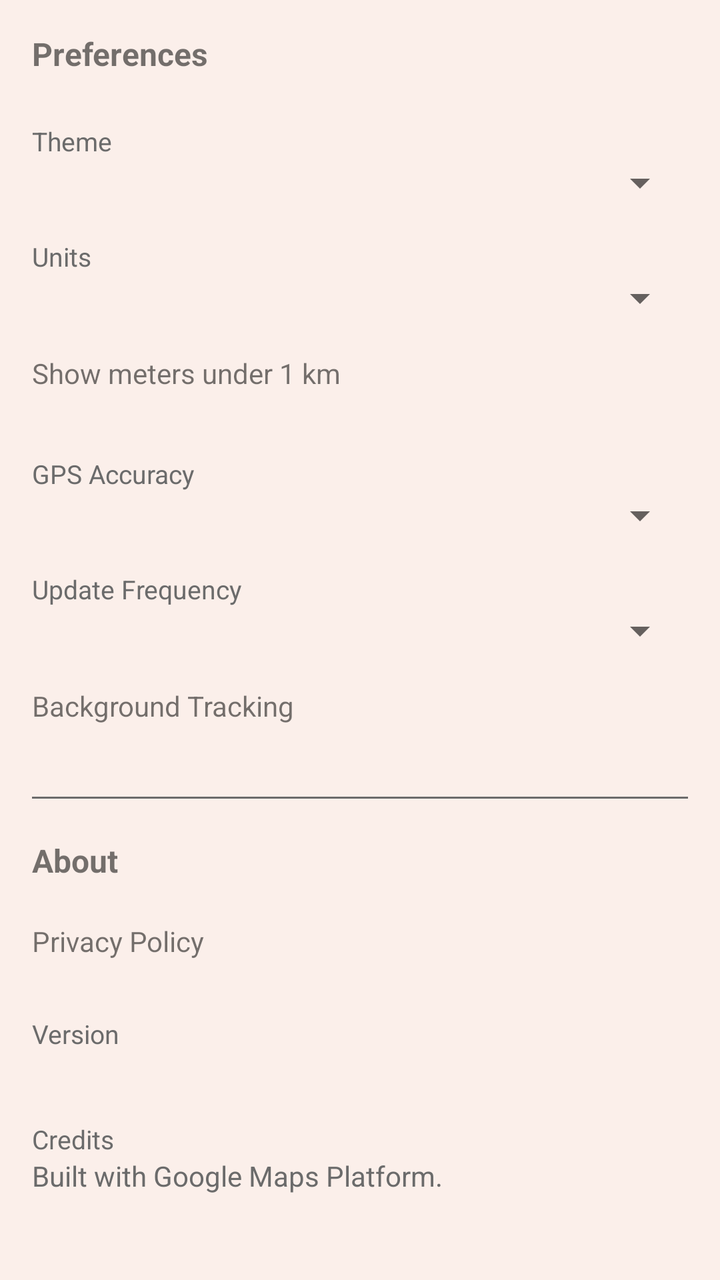
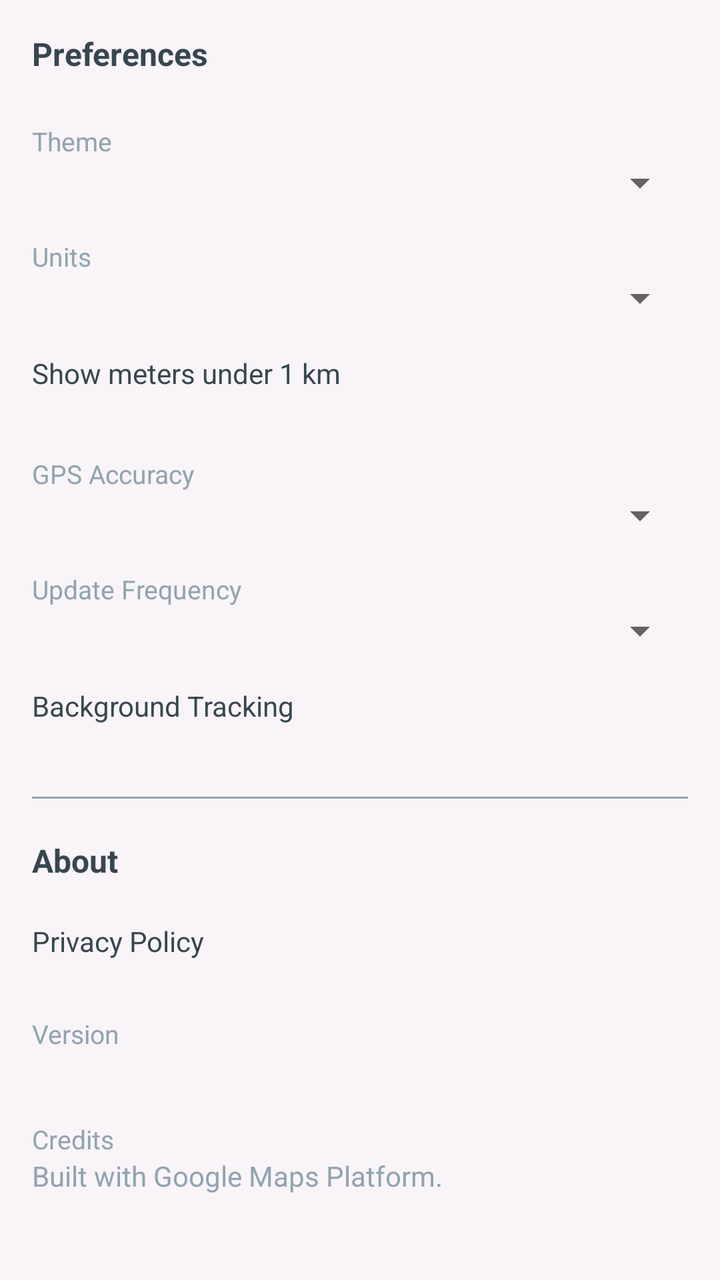

The first picture is an Android layout as it rendered before a commit; the second is the same layout after the commit. The layout source and the unified diff follow.
<!-- AndroidManifest.xml: application theme Theme.TrueDistance -->
<!-- res/layout/fragment_settings.xml -->
<?xml version="1.0" encoding="utf-8"?>
<ScrollView xmlns:android="http://schemas.android.com/apk/res/android"
    android:layout_width="match_parent"
    android:layout_height="match_parent"
    android:background="@color/background_soft">

    <LinearLayout
        android:layout_width="match_parent"
        android:layout_height="wrap_content"
        android:orientation="vertical"
        android:padding="16dp">

        <TextView
            style="@style/SettingsSectionHeader"
            android:text="@string/section_preferences" />

        <TextView android:text="@string/theme" style="@style/SettingsLabel" />
        <Spinner android:id="@+id/themeSpinner" style="@style/SettingsSpinner" />

        <TextView android:text="@string/units" style="@style/SettingsLabel" />
        <Spinner android:id="@+id/unitSpinner" style="@style/SettingsSpinner" />

        <LinearLayout style="@style/SettingsRow">
            <TextView
                android:layout_width="0dp"
                android:layout_height="wrap_content"
                android:layout_weight="1"
                android:text="@string/auto_meters_under_1km" />
            <Switch android:id="@+id/autoMetersSwitch" />
        </LinearLayout>

        <TextView android:text="@string/gps_accuracy_mode" style="@style/SettingsLabel" />
        <Spinner android:id="@+id/accuracySpinner" style="@style/SettingsSpinner" />

        <TextView android:text="@string/update_frequency" style="@style/SettingsLabel" />
        <Spinner android:id="@+id/frequencySpinner" style="@style/SettingsSpinner" />

        <LinearLayout style="@style/SettingsRow">
            <TextView
                android:layout_width="0dp"
                android:layout_height="wrap_content"
                android:layout_weight="1"
                android:text="@string/background_tracking" />
            <Switch android:id="@+id/backgroundTrackingSwitch" />
        </LinearLayout>

        <View
            android:layout_width="match_parent"
            android:layout_height="1dp"
            android:layout_marginVertical="20dp"
            android:background="@color/text_secondary" />

        <TextView
            style="@style/SettingsSectionHeader"
            android:text="@string/section_about" />

        <LinearLayout
            android:id="@+id/privacyPolicyRow"
            style="@style/SettingsRow"
            android:clickable="true"
            android:focusable="true">
            <TextView
                android:layout_width="0dp"
                android:layout_height="wrap_content"
                android:layout_weight="1"
                android:text="@string/privacy_policy" />
        </LinearLayout>

        <TextView android:text="@string/version" style="@style/SettingsLabel" />
        <TextView
            android:id="@+id/versionText"
            android:layout_width="wrap_content"
            android:layout_height="wrap_content"
            android:textColor="@color/text_secondary" />

        <TextView android:text="@string/credits" style="@style/SettingsLabel" />
        <TextView
            android:layout_width="wrap_content"
            android:layout_height="wrap_content"
            android:text="@string/credits_text"
            android:textColor="@color/text_secondary" />

    </LinearLayout>
</ScrollView>
<!-- resources referenced by this layout -->
<resources>
  <color name="background_soft">#FBEFEA</color>
  <color name="text_secondary">#6B6B6B</color>
  <string name="auto_meters_under_1km">Show meters under 1 km</string>
  <string name="background_tracking">Background Tracking</string>
  <string name="credits">Credits</string>
  <string name="credits_text">Built with Google Maps Platform.</string>
  <string name="gps_accuracy_mode">GPS Accuracy</string>
  <string name="privacy_policy">Privacy Policy</string>
  <string name="section_about">About</string>
  <string name="section_preferences">Preferences</string>
  <string name="theme">Theme</string>
  <string name="units">Units</string>
  <string name="update_frequency">Update Frequency</string>
  <string name="version">Version</string>
  <style name="SettingsLabel">
          <item name="android:layout_width">wrap_content</item>
          <item name="android:layout_height">wrap_content</item>
          <item name="android:layout_marginTop">16dp</item>
          <item name="android:textColor">@color/text_secondary</item>
          <item name="android:textSize">13sp</item>
      </style>
  <style name="SettingsSectionHeader">
          <item name="android:layout_width">wrap_content</item>
          <item name="android:layout_height">wrap_content</item>
          <item name="android:textStyle">bold</item>
          <item name="android:textSize">16sp</item>
          <item name="android:paddingBottom">8dp</item>
      </style>
  <style name="SettingsSpinner">
          <item name="android:layout_width">match_parent</item>
          <item name="android:layout_height">wrap_content</item>
      </style>
  <style name="Theme.TrueDistance" parent="Theme.MaterialComponents.DayNight.NoActionBar">
          <item name="colorPrimary">@color/accent_warm</item>
          <item name="android:windowBackground">@color/background_soft</item>
      </style>
  <color name="accent_warm">#E85D4B</color>
  <!-- unchanged entries left out for length: 1 -->
</resources>

<!-- the commit's change to res/layout/fragment_settings.xml (unified diff, before → after) -->
@@ -1,84 +1,129 @@
 <?xml version="1.0" encoding="utf-8"?>
 <ScrollView xmlns:android="http://schemas.android.com/apk/res/android"
+    xmlns:app="http://schemas.android.com/apk/res-auto"
     android:layout_width="match_parent"
     android:layout_height="match_parent"
-    android:background="@color/background_soft">
+    android:background="@color/background_soft"
+    android:fillViewport="true">
 
-    <LinearLayout
+    <androidx.constraintlayout.widget.ConstraintLayout
         android:layout_width="match_parent"
-        android:layout_height="wrap_content"
-        android:orientation="vertical"
-        android:padding="16dp">
-
-        <TextView
-            style="@style/SettingsSectionHeader"
-            android:text="@string/section_preferences" />
-
-        <TextView android:text="@string/theme" style="@style/SettingsLabel" />
-        <Spinner android:id="@+id/themeSpinner" style="@style/SettingsSpinner" />
-
-        <TextView android:text="@string/units" style="@style/SettingsLabel" />
-        <Spinner android:id="@+id/unitSpinner" style="@style/SettingsSpinner" />
-
-        <LinearLayout style="@style/SettingsRow">
-            <TextView
-                android:layout_width="0dp"
-                android:layout_height="wrap_content"
-                android:layout_weight="1"
-                android:text="@string/auto_meters_under_1km" />
-            <Switch android:id="@+id/autoMetersSwitch" />
-        </LinearLayout>
-
-        <TextView android:text="@string/gps_accuracy_mode" style="@style/SettingsLabel" />
-        <Spinner android:id="@+id/accuracySpinner" style="@style/SettingsSpinner" />
-
-        <TextView android:text="@string/update_frequency" style="@style/SettingsLabel" />
-        <Spinner android:id="@+id/frequencySpinner" style="@style/SettingsSpinner" />
-
-        <LinearLayout style="@style/SettingsRow">
-            <TextView
-                android:layout_width="0dp"
-                android:layout_height="wrap_content"
-                android:layout_weight="1"
-                android:text="@string/background_tracking" />
-            <Switch android:id="@+id/backgroundTrackingSwitch" />
-        </LinearLayout>
-
-        <View
-            android:layout_width="match_parent"
-            android:layout_height="1dp"
-            android:layout_marginVertical="20dp"
-            android:background="@color/text_secondary" />
-
-        <TextView
-            style="@style/SettingsSectionHeader"
-            android:text="@string/section_about" />
+        android:layout_height="wrap_content">
 
         <LinearLayout
-            android:id="@+id/privacyPolicyRow"
-            style="@style/SettingsRow"
-            android:clickable="true"
-            android:focusable="true">
+            android:layout_width="0dp"
+            android:layout_height="wrap_content"
+            android:orientation="vertical"
+            android:padding="16dp"
+            app:layout_constraintEnd_toEndOf="parent"
+            app:layout_constraintStart_toStartOf="parent"
+            app:layout_constraintTop_toTopOf="parent"
+            app:layout_constraintWidth_max="600dp">
+
             <TextView
-                android:layout_width="0dp"
+                style="@style/SettingsSectionHeader"
+                android:text="@string/section_preferences" />
+
+            <TextView
+                style="@style/SettingsLabel"
+                android:text="@string/theme" />
+
+            <Spinner
+                android:id="@+id/themeSpinner"
+                style="@style/SettingsSpinner" />
+
+            <TextView
+                style="@style/SettingsLabel"
+                android:text="@string/units" />
+
+            <Spinner
+                android:id="@+id/unitSpinner"
+                style="@style/SettingsSpinner" />
+
+            <LinearLayout style="@style/SettingsRow">
+
+                <TextView
+                    android:layout_width="0dp"
+                    android:layout_height="wrap_content"
+                    android:layout_weight="1"
+                    android:text="@string/auto_meters_under_1km"
+                    android:textColor="@color/text_charcoal" />
+
+                <Switch android:id="@+id/autoMetersSwitch" />
+            </LinearLayout>
+
+            <TextView
+                style="@style/SettingsLabel"
+                android:text="@string/gps_accuracy_mode" />
+
+            <Spinner
+                android:id="@+id/accuracySpinner"
+                style="@style/SettingsSpinner" />
+
+            <TextView
+                style="@style/SettingsLabel"
+                android:text="@string/update_frequency" />
+
+            <Spinner
+                android:id="@+id/frequencySpinner"
+                style="@style/SettingsSpinner" />
+
+            <LinearLayout style="@style/SettingsRow">
+
+                <TextView
+                    android:layout_width="0dp"
+                    android:layout_height="wrap_content"
+                    android:layout_weight="1"
+                    android:text="@string/background_tracking"
+                    android:textColor="@color/text_charcoal" />
+
+                <Switch android:id="@+id/backgroundTrackingSwitch" />
+            </LinearLayout>
+
+            <View
+                android:layout_width="match_parent"
+                android:layout_height="1dp"
+                android:layout_marginVertical="20dp"
+                android:background="@color/text_gray_purple" />
+
+            <TextView
+                style="@style/SettingsSectionHeader"
+                android:text="@string/section_about" />
+
+            <LinearLayout
+                android:id="@+id/privacyPolicyRow"
+                style="@style/SettingsRow"
+                android:clickable="true"
+                android:focusable="true">
+
+                <TextView
+                    android:layout_width="0dp"
+                    android:layout_height="wrap_content"
+                    android:layout_weight="1"
+                    android:text="@string/privacy_policy"
+                    android:textColor="@color/text_charcoal" />
+            </LinearLayout>
+
+            <TextView
+                style="@style/SettingsLabel"
+                android:text="@string/version" />
+
+            <TextView
+                android:id="@+id/versionText"
+                android:layout_width="wrap_content"
                 android:layout_height="wrap_content"
-                android:layout_weight="1"
-                android:text="@string/privacy_policy" />
+                android:textColor="@color/text_gray_purple" />
+
+            <TextView
+                style="@style/SettingsLabel"
+                android:text="@string/credits" />
+
+            <TextView
+                android:layout_width="wrap_content"
+                android:layout_height="wrap_content"
+                android:text="@string/credits_text"
+                android:textColor="@color/text_gray_purple" />
+
         </LinearLayout>
-
-        <TextView android:text="@string/version" style="@style/SettingsLabel" />
-        <TextView
-            android:id="@+id/versionText"
-            android:layout_width="wrap_content"
-            android:layout_height="wrap_content"
-            android:textColor="@color/text_secondary" />
-
-        <TextView android:text="@string/credits" style="@style/SettingsLabel" />
-        <TextView
-            android:layout_width="wrap_content"
-            android:layout_height="wrap_content"
-            android:text="@string/credits_text"
-            android:textColor="@color/text_secondary" />
-
-    </LinearLayout>
+    </androidx.constraintlayout.widget.ConstraintLayout>
 </ScrollView>
<!-- resource entries referenced after the edit -->
@@ -1,7 +1,8 @@
 <!-- resources referenced by this layout -->
 <resources>
-  <color name="background_soft">#FBEFEA</color>
-  <color name="text_secondary">#6B6B6B</color>
+  <color name="background_soft">#F9F4F8</color>
+  <color name="text_charcoal">#37474F</color>
+  <color name="text_gray_purple">#90A4AE</color>
   <string name="auto_meters_under_1km">Show meters under 1 km</string>
   <string name="background_tracking">Background Tracking</string>
   <string name="credits">Credits</string>
@@ -18,7 +19,7 @@
           <item name="android:layout_width">wrap_content</item>
           <item name="android:layout_height">wrap_content</item>
           <item name="android:layout_marginTop">16dp</item>
-          <item name="android:textColor">@color/text_secondary</item>
+          <item name="android:textColor">@color/text_gray_purple</item>
           <item name="android:textSize">13sp</item>
       </style>
   <style name="SettingsSectionHeader">
@@ -27,16 +28,52 @@
           <item name="android:textStyle">bold</item>
           <item name="android:textSize">16sp</item>
           <item name="android:paddingBottom">8dp</item>
+          <item name="android:textColor">@color/text_charcoal</item>
       </style>
   <style name="SettingsSpinner">
           <item name="android:layout_width">match_parent</item>
           <item name="android:layout_height">wrap_content</item>
       </style>
   <style name="Theme.TrueDistance" parent="Theme.MaterialComponents.DayNight.NoActionBar">
-          <item name="colorPrimary">@color/accent_warm</item>
+          <item name="colorPrimary">@color/primary_violet</item>
+          <item name="colorPrimaryVariant">@color/primary_violet</item>
+          <item name="colorSecondary">@color/primary_lavender</item>
           <item name="android:windowBackground">@color/background_soft</item>
+  
+          
+          <item name="materialAlertDialogTheme">@style/Theme.TrueDistance.Dialog</item>
+  
+          
+          <item name="materialButtonStyle">@style/Widget.App.Button</item>
+          <item name="bottomNavigationStyle">@style/Widget.App.BottomNavigationView</item>
       </style>
-  <color name="accent_warm">#E85D4B</color>
+  <color name="primary_violet">#7C4DFF</color>
+  <color name="primary_lavender">#E1BEE7</color>
+  <style name="Theme.TrueDistance.Dialog" parent="ThemeOverlay.MaterialComponents.MaterialAlertDialog">
+          <item name="shapeAppearanceOverlay">@style/ShapeAppearance.App.Dialog</item>
+          <item name="android:background">@color/card_white</item>
+          <item name="buttonBarPositiveButtonStyle">@style/Widget.App.Button.Text</item>
+          <item name="buttonBarNegativeButtonStyle">@style/Widget.App.Button.Text</item>
+      </style>
+  <style name="Widget.App.Button" parent="Widget.MaterialComponents.Button">
+          <item name="cornerRadius">12dp</item>
+          <item name="backgroundTint">@color/primary_violet</item>
+          <item name="android:insetTop">0dp</item>
+          <item name="android:insetBottom">0dp</item>
+      </style>
+  <style name="Widget.App.BottomNavigationView" parent="Widget.MaterialComponents.BottomNavigationView">
+          <item name="itemIconTint">@color/nav_item_color_state</item>
+          <item name="itemTextColor">@color/nav_item_color_state</item>
+          <item name="backgroundTint">@null</item>
+          <item name="elevation">8dp</item>
+      </style>
+  <style name="ShapeAppearance.App.Dialog" parent="">
+          <item name="cornerSize">24dp</item>
+      </style>
+  <color name="card_white">#FFFFFF</color>
+  <style name="Widget.App.Button.Text" parent="Widget.MaterialComponents.Button.TextButton">
+          <item name="android:textColor">@color/primary_violet</item>
+      </style>
   <!-- unchanged entries left out for length: 1 -->
 </resources>
 
